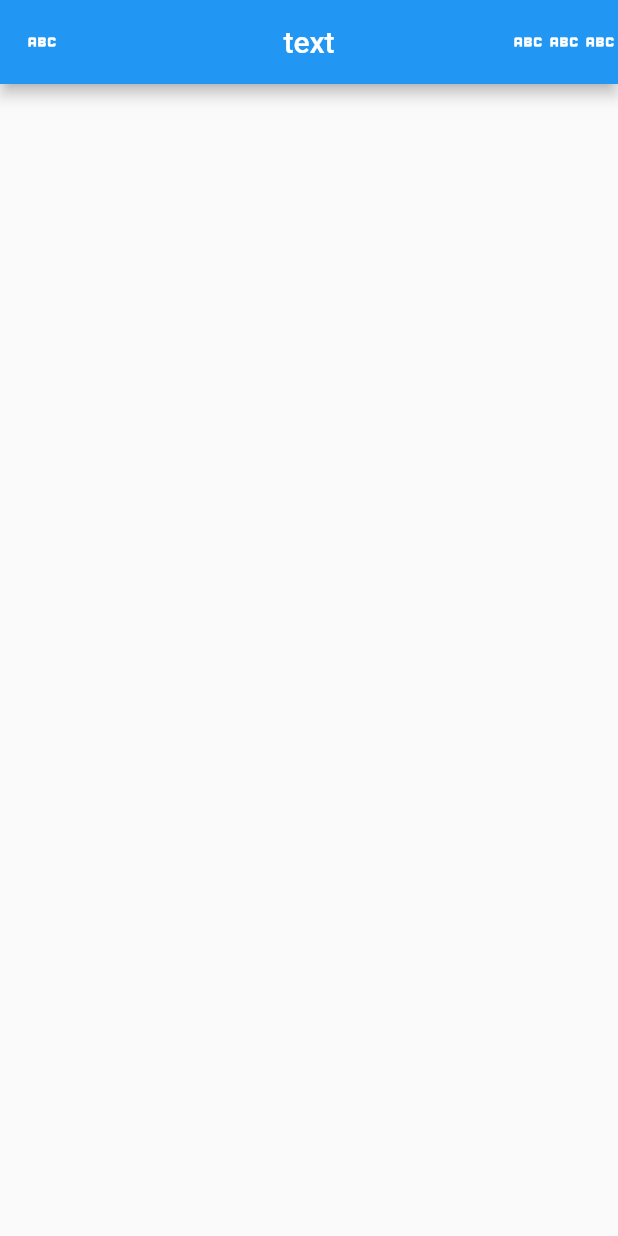
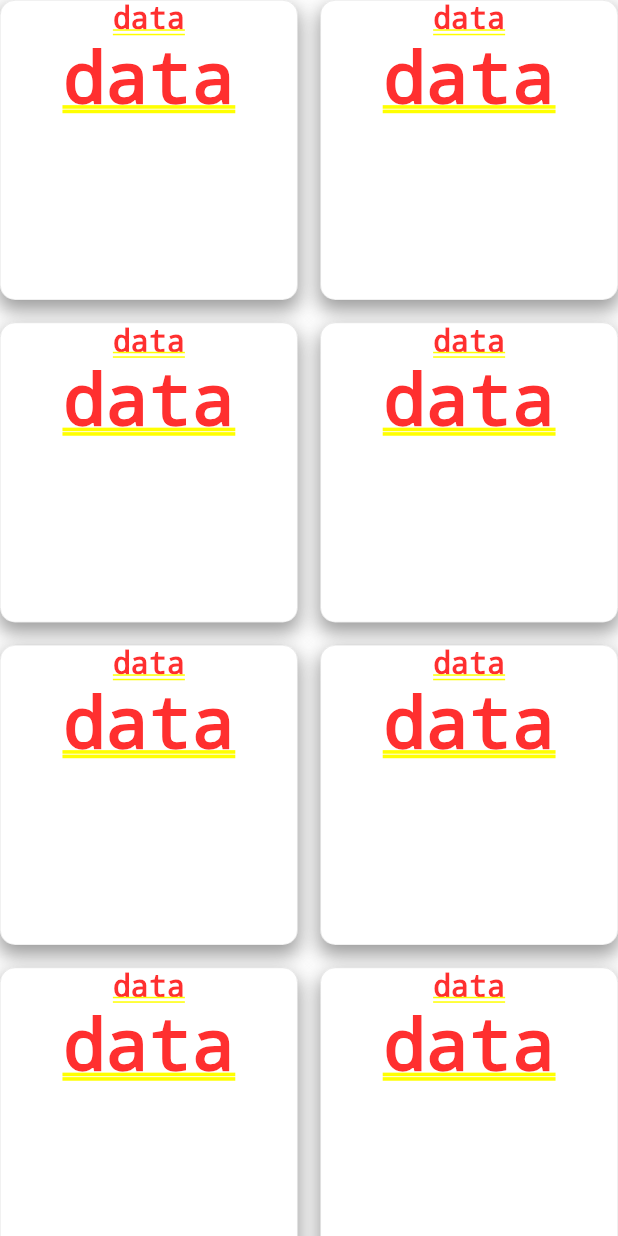
Before and after one commit to abdybekusyimyk/contain, a Flutter app: the screen it shows after launch, on a phone screen of 412 x 824 dp. Run offline on Flutter 3.47's test engine with Material 2 defaults, Android fonts, the phone set to English and light mode, and no system bars.

Commit message:
forexemple

```diff
--- /dev/null
+++ b/lib/gridviewtilbil/forexemple.dart
@@ -0,0 +1,47 @@
+import 'package:flutter/material.dart';
+
+class Forexemple extends StatelessWidget {
+  const Forexemple({Key? key}) : super(key: key);
+
+  @override
+  Widget build(BuildContext context) {
+    return SingleChildScrollView(
+      child: GridView.builder(
+        physics: NeverScrollableScrollPhysics(),
+        shrinkWrap: true,
+        itemCount: 20,
+        gridDelegate: SliverGridDelegateWithFixedCrossAxisCount(
+            crossAxisCount: 2,
+            crossAxisSpacing: 15,
+            mainAxisSpacing: 15,
+            mainAxisExtent: 200),
+        itemBuilder: (_, index) {
+          return Container(
+            decoration: BoxDecoration(
+              borderRadius: BorderRadius.circular(10),
+              color: Color(0xFFffffff),
+              boxShadow: const [
+                BoxShadow(
+                  color: Colors.grey,
+                  blurRadius: 10.0,
+                  spreadRadius: 1,
+                  offset: Offset(0, 6),
+                )
+              ],
+              border: Border.all(width: 0.4, color: Colors.black12),
+            ),
+            child: Column(
+              children: [
+                Text(
+                  'data',
+                  style: TextStyle(fontSize: 20),
+                ),
+                Text('data')
+              ],
+            ),
+          );
+        },
+      ),
+    );
+  }
+}
--- a/lib/main.dart
+++ b/lib/main.dart
@@ -1,7 +1,8 @@
 import 'package:flutter/material.dart';
-import 'package:hhhhhh/data/fata.dart';
-import 'package:hhhhhh/gridview/cart.dart';
-import 'package:hhhhhh/gridview/grit.dart';
+// import 'package:hhhhhh/data/fata.dart';
+// import 'package:hhhhhh/gridview/cart.dart';
+// import 'package:hhhhhh/gridview/grit.dart';
+import 'package:hhhhhh/gridviewtilbil/forexemple.dart';
 
 void main() {
   runApp(const MyApp());
@@ -17,8 +18,7 @@ class MyApp extends StatelessWidget {
       theme: ThemeData(
         primarySwatch: Colors.blue,
       ),
-      home: const Fata(),
-      // home: const Grit(),
+      home: const Forexemple(),
     );
   }
 }
```
